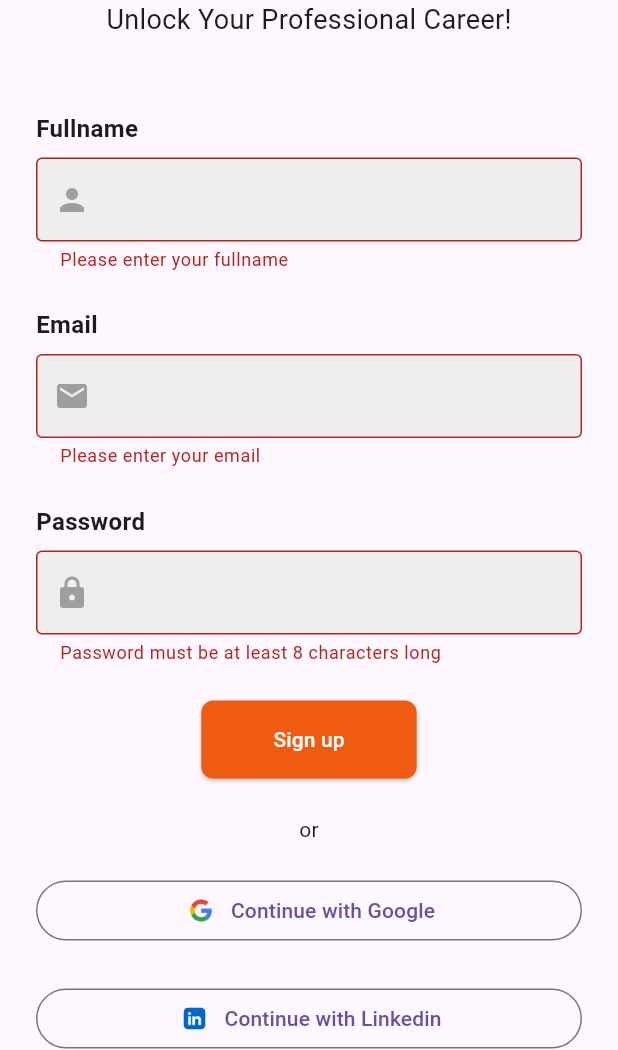
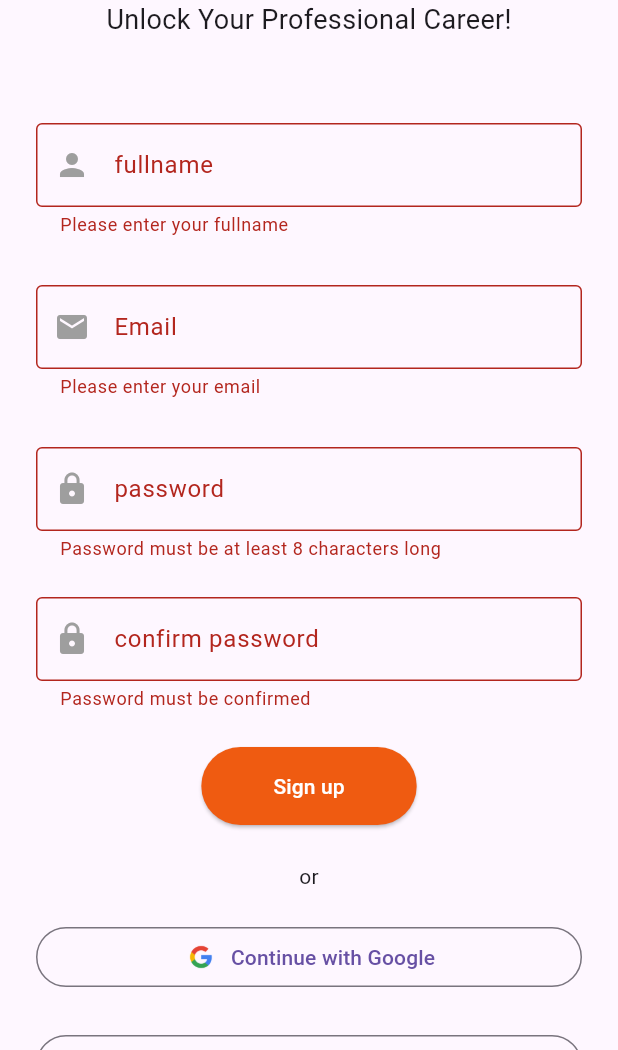
Before and after one commit to aiRecruit-Mvp/aiRecruit-Application, a Flutter app: the screen it shows after launch, after a tap on "Sign up", on a phone screen of 412 x 824 dp, the part 186-1236 px from its top. Run offline on Flutter 3.47's test engine with Material 3 defaults, Android fonts, the phone set to English and light mode, and no system bars; our stand-ins replace get; accounts and stored records are empty.

Commit message:
confirm paseword

```diff
--- a/lib/screens/signup_screen.dart
+++ b/lib/screens/signup_screen.dart
@@ -59,13 +59,10 @@ class _SignUpState extends State<SignUp> {
                 child: Column(
                   crossAxisAlignment: CrossAxisAlignment.start,
                   children: [
-                     Text(
-                      'Fullname',
-                      style: TextStyle(fontSize: 16, fontWeight: FontWeight.bold),
 
-                    ),
                     SizedBox(height: 8),
                     TextFormField(
+
                       keyboardType: TextInputType.emailAddress,
                       validator: (value) {
                         if (value!.isEmpty) {
@@ -77,9 +74,8 @@ class _SignUpState extends State<SignUp> {
                         _fullname = value!;
                       },
                       decoration: InputDecoration(
+                        labelText: "fullname",
                         border: OutlineInputBorder(),
-                        filled: true,
-                        fillColor: Colors.grey[200],
                         prefixIcon: Icon(
                          Icons.person,
                          color: Colors.grey,
@@ -87,10 +83,7 @@ class _SignUpState extends State<SignUp> {
                       ),
                     ),
                     SizedBox(height: 24),
-                    Text(
-                      'Email',
-                      style: TextStyle(fontSize: 16, fontWeight: FontWeight.bold),
-                    ),
+
                     SizedBox(height: 8),
                     TextFormField(
                       keyboardType: TextInputType.emailAddress,
@@ -108,9 +101,8 @@ class _SignUpState extends State<SignUp> {
                         _email = value!;
                       },
                       decoration: InputDecoration(
+                        labelText: "Email",
                         border: OutlineInputBorder(),
-                        filled: true,
-                        fillColor: Colors.grey[200],
                          prefixIcon: Icon(
                           Icons.email,
                           color: Colors.grey,
@@ -118,10 +110,7 @@ class _SignUpState extends State<SignUp> {
                       ),
                     ),
                     SizedBox(height: 24),
-                    Text(
-                      'Password',
-                      style: TextStyle(fontSize: 16, fontWeight: FontWeight.bold),
-                    ),
+
                     SizedBox(height: 8),
                     TextFormField(
                       obscureText: true,
@@ -136,8 +125,7 @@ class _SignUpState extends State<SignUp> {
                       },
                       decoration: InputDecoration(
                         border: OutlineInputBorder(),
-                        filled: true,
-                        fillColor: Colors.grey[200],
+                        labelText: "password",
                          prefixIcon: Icon(
                          Icons.lock,
                          color: Colors.grey,
@@ -145,6 +133,29 @@ class _SignUpState extends State<SignUp> {
                       ),
                     ),
                     SizedBox(height: 24),
+                      TextFormField(
+                      obscureText: true,
+                      validator: (value) {
+                        if (value! !=_password) {
+                          return 'Your password and confirmation password do not match';
+                        }
+                         if (value!.isEmpty) {
+                          return 'Password must be confirmed';
+                        }
+                        return null;
+                      },
+
+                      decoration: InputDecoration(
+                        border: OutlineInputBorder(),
+                        labelText: "confirm password",
+                         prefixIcon: Icon(
+                         Icons.lock,
+                         color: Colors.grey,
+                        ),
+                      ),
+                    ),
+                    SizedBox(height: 24),
+
                     Center(
                       child: ElevatedButton(
                         onPressed: _submitForm,
@@ -154,7 +165,7 @@ class _SignUpState extends State<SignUp> {
                           onPrimary: Colors.white,
                           padding: EdgeInsets.symmetric(horizontal: 48, vertical: 16),
                           shape: RoundedRectangleBorder(
-                            borderRadius: BorderRadius.circular(8),
+                            borderRadius: BorderRadius.circular(30),
                           ),
                         ),
                       ),
```
